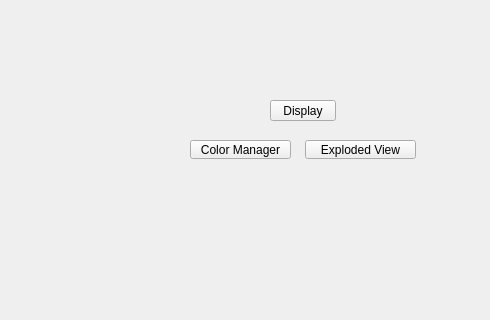
Old version of the form tentacle/ui/display#submenu.ui in the repository m3trik/tentacle; both pictures show x 110 to 600 and y 0 to 320 of the 600 by 572 pixel window.
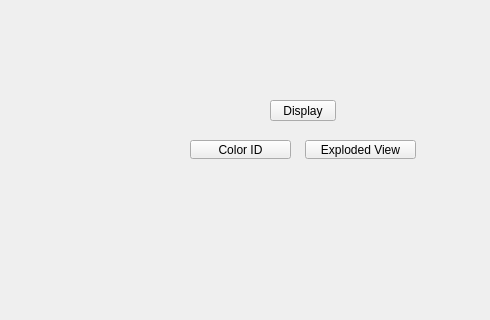
New version of the form. Custom widgets are drawn as their Qt base class.

Commit message:
feat: Global Shortcuts button + marking-menu binding centralized in uitk; repeat-last consolidation; Color ID + Shortcut Editor terminology
Settings: single Global Shortcuts button opens sb.editors.show('global_shortcuts');
Menu Bindings combos bind by gesture (get/set_route_target). Repeat-last folded
onto the uitk repeat_last_command (fixes 5x-ambiguous QShortcut); ships unbound.
Hotkey Editor -> Shortcut Editor (editors.show('shortcut')); Color Manager -> Color ID.

```diff
--- a/tentacle/ui/display#submenu.ui
+++ b/tentacle/ui/display#submenu.ui
@@ -150,7 +150,7 @@
      <string>Open the color manager window.</string>
     </property>
     <property name="text">
-     <string>Color Manager</string>
+     <string>Color ID</string>
     </property>
    </widget>
   </widget>
```
Left out of the diff: 2 changed lines with no effect on the pictures. The commit also changes 18 other files.
